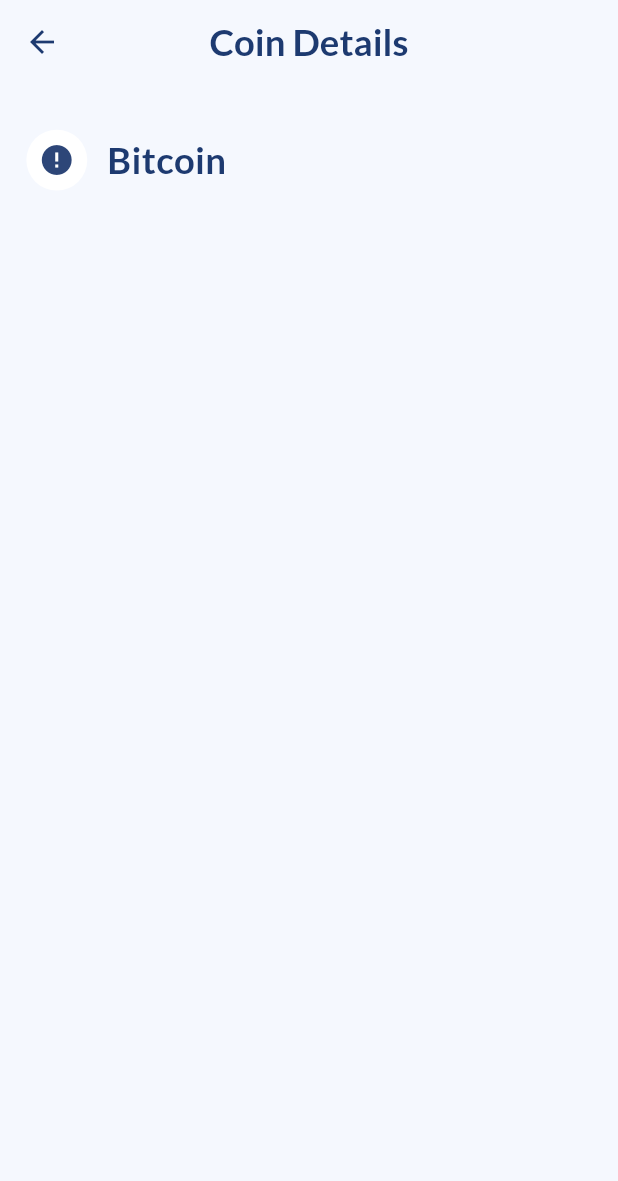
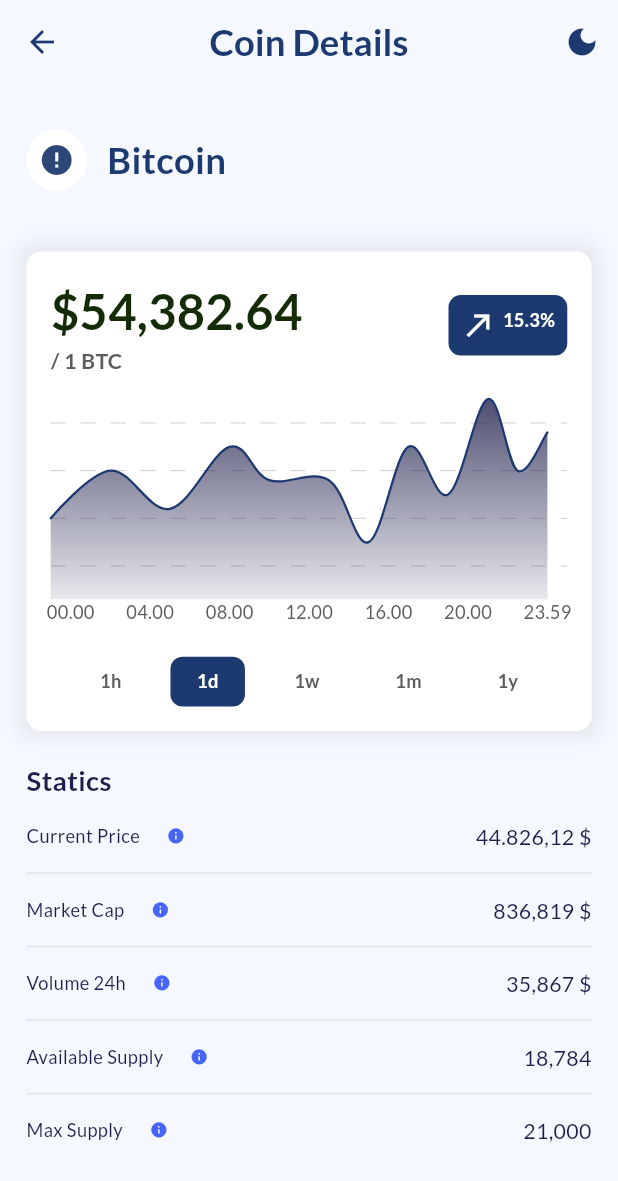
Before and after one commit to azzas7dawy/Fintech-App, a Flutter app: the screen it shows after launch, on a phone screen of 412 x 824 dp. Shown: the top 1181 px of the screen. Run offline on Flutter 3.47's test engine with Material 3 defaults, Android fonts, the phone set to English and light mode, and no system bars; drawn by our look-alikes of cached_network_image, fl_chart; our stand-ins replace easy_localization, flutter_bloc, flutter_screenutil, get_it, go_router, google_fonts and 2 more; accounts and stored records are empty; network calls fail.

Commit message:
Update dependencies in pubspec.yaml and pubspec.lock; added fl_chart and equatable packages, and organized existing dependencies for better clarity. Enhance theme extension with new color constants and improve CoinDetailsScreen layout with additional widgets for better data presentation.

```diff
--- a/lib/core/theme/app_colors.dart
+++ b/lib/core/theme/app_colors.dart
@@ -35,4 +35,11 @@
   static const lightGreen = Color(0xFFE1F8D2);
   static const greenDarkMode = Color(0xff00E576);
   static const greenLightMode = Color(0xff00CB6A);
+
+  static const gridColorLightMode = Color(0xffBEBEBE);
+  static const tooltipColor = Color(0xFFF56C2A);
+  static const infoColorDarkMode = Color(0xff6079FA);
+  static const infoColorLightMode = Color(0xff4766F9);
+  static const dividerColorLightMode = Color(0xffE2E3E4);
+  static const dividerColorDarkMode = Color(0xff27292A);
 }
--- a/lib/core/theme/app_text_styles.dart
+++ b/lib/core/theme/app_text_styles.dart
@@ -87,6 +87,7 @@
   TextStyle get latoW700S21 => _style(21.sp, _w700);
   TextStyle get latoW700S22 => _style(22.sp, _w700);
   TextStyle get latoW700S24 => _style(24.sp, _w700);
+  TextStyle get latoW700S32 => _style(32.sp, _w700);
 
   // Private builder
   TextStyle _style(double size, FontWeight weight) {
--- a/lib/features/market/ui/screens/coin_details_screen.dart
+++ b/lib/features/market/ui/screens/coin_details_screen.dart
@@ -1,13 +1,18 @@
-import 'package:cached_network_image/cached_network_image.dart';
 import 'package:easy_localization/easy_localization.dart';
 import 'package:fintech_app/core/extensions/theme_extension.dart';
 import 'package:flutter/material.dart';
+import 'package:flutter_bloc/flutter_bloc.dart';
 import 'package:flutter_screenutil/flutter_screenutil.dart';
 import 'package:go_router/go_router.dart';
 
 import '../../../../core/constant/translation_keys.dart';
 import '../../../../core/theme/app_colors.dart';
 import '../../../../core/theme/app_text_styles.dart';
+
+import '../../../../core/theme/cubit/theme_cubit.dart';
+import '../widgets/crypto_chart.dart';
+import '../widgets/row_name_details.dart';
+import '../widgets/statics_details.dart';
 
 class CoinDetailsScreen extends StatelessWidget {
   const CoinDetailsScreen({super.key});
@@ -21,6 +26,17 @@
           color: isDark ? AppColors.white : AppColors.mainColor,
         ),
         title: Text(TranslationKeys.coinDetails.tr()),
+        actions: [
+          IconButton(
+            onPressed: () {
+              context.read<ThemeCubit>().toggleTheme(isDark);
+            },
+            icon: Icon(
+              Icons.dark_mode,
+              color: isDark ? AppColors.white : AppColors.mainColor,
+            ),
+          ),
+        ],
         centerTitle: true,
         leading: IconButton(
           onPressed: () {
@@ -35,49 +51,17 @@
       body: Padding(
         padding: EdgeInsets.symmetric(horizontal: 16.w),
         child: Column(
+          crossAxisAlignment: CrossAxisAlignment.start,
           children: [
             SizedBox(height: 30.h),
-            RowNameDetails(isDark: isDark),
+            const RowNameDetails(),
             SizedBox(height: 40.h),
+            const CryptoChart(),
+            SizedBox(height: 20.h),
+            const StaticsDetails(),
           ],
         ),
       ),
     );
   }
 }
-
-class RowNameDetails extends StatelessWidget {
-  const RowNameDetails({super.key, required this.isDark});
-
-  final bool isDark;
-
-  @override
-  Widget build(BuildContext context) {
-    return Row(
-      mainAxisAlignment: MainAxisAlignment.start,
-      children: [
-        CircleAvatar(
-          radius: 20.r,
-          backgroundColor: isDark
-              ? AppColors.darkModeContainerColor
-              : AppColors.white,
-          child: CachedNetworkImage(
-            imageUrl:
-                'https://upload.wikimedia.org/wikipedia/commons/thumb/4/46/Bitcoin.svg/96px-Bitcoin.svg.png?20140331024207',
-            placeholder: (context, url) => const CircularProgressIndicator(),
-            errorWidget: (context, url, error) => const Icon(Icons.error),
-            width: 30.w,
-            height: 30.h,
-          ),
-        ),
-        SizedBox(width: 12.w),
-        Text(
-          'Bitcoin',
-          style: AppTextStyles.styles.latoW700S24.copyWith(
-            color: isDark ? AppColors.white : AppColors.mainColor,
-          ),
-        ),
-      ],
-    );
-  }
-}
--- /dev/null
+++ b/lib/features/market/ui/widgets/build_chart.dart
@@ -0,0 +1,154 @@
+import 'package:fintech_app/core/extensions/theme_extension.dart';
+import 'package:fl_chart/fl_chart.dart';
+import 'package:flutter/material.dart';
+import 'package:flutter_screenutil/flutter_screenutil.dart';
+
+import '../../../../core/theme/app_colors.dart';
+import '../../../../core/theme/app_text_styles.dart';
+
+class BuildChart extends StatelessWidget {
+  const BuildChart({super.key});
+
+  @override
+  Widget build(BuildContext context) {
+    return LineChart(
+      LineChartData(
+        gridData: FlGridData(
+          show: true,
+          drawVerticalLine: false,
+          horizontalInterval: 1,
+          getDrawingHorizontalLine: (value) {
+            return const FlLine(
+              color: AppColors.gridColorLightMode,
+              strokeWidth: .5,
+              dashArray: [10, 10],
+            );
+          },
+        ),
+        titlesData: FlTitlesData(
+          show: true,
+          rightTitles: const AxisTitles(
+            sideTitles: SideTitles(showTitles: false),
+          ),
+          topTitles: const AxisTitles(
+            sideTitles: SideTitles(showTitles: false),
+          ),
+          leftTitles: const AxisTitles(
+            sideTitles: SideTitles(showTitles: false),
+          ),
+          bottomTitles: AxisTitles(
+            sideTitles: SideTitles(
+              showTitles: true,
+
+              getTitlesWidget: (value, meta) {
+                // تحويل الأرقام لساعات وهمية للمثال
+                switch (value.toInt()) {
+                  case 0:
+                    return _bottomTitle('00.00');
+                  case 4:
+                    return _bottomTitle('04.00');
+                  case 8:
+                    return _bottomTitle('08.00');
+                  case 12:
+                    return _bottomTitle('12.00');
+                  case 16:
+                    return _bottomTitle('16.00');
+                  case 20:
+                    return _bottomTitle('20.00');
+                  case 24:
+                    return _bottomTitle('23.59');
+                }
+                return const SizedBox();
+              },
+              interval: 4,
+            ),
+          ),
+        ),
+        borderData: FlBorderData(show: false),
+        minX: -1,
+        maxX: 25,
+        minY: 1.3,
+        maxY: 5.5,
+        lineBarsData: [
+          LineChartBarData(
+            spots: const [
+              FlSpot(-1, 3),
+              FlSpot(2, 4),
+              FlSpot(5, 3.2),
+              FlSpot(8, 4.5),
+              FlSpot(10, 3.8),
+              FlSpot(13, 3.8),
+              FlSpot(15, 2.5),
+              FlSpot(17, 4.5),
+              FlSpot(19, 3.5),
+              FlSpot(21, 5.5), // القمة العالية
+              FlSpot(22.5, 4),
+              FlSpot(24, 4.8),
+            ],
+            isCurved: true, // عشان الخط يبقى Smooth Curve
+            color: context.isDarkMode ? AppColors.white : AppColors.mainColor,
+            barWidth: 1.5,
+            isStrokeCapRound: true,
+            dotData: const FlDotData(show: false),
+            belowBarData: BarAreaData(
+              show: true,
+              gradient: LinearGradient(
+                begin: Alignment.topCenter,
+                end: Alignment.bottomCenter,
+                colors: [
+                  AppColors.darkBlue.withValues(alpha: 0.8),
+                  AppColors.darkBlue.withValues(alpha: 0.1),
+                ],
+              ),
+            ),
+          ),
+        ],
+
+        lineTouchData: LineTouchData(
+          getTouchedSpotIndicator:
+              (LineChartBarData barData, List<int> spotIndexes) {
+                return spotIndexes.map((spotIndex) {
+                  return TouchedSpotIndicatorData(
+                    const FlLine(color: Colors.transparent), // إخفاء خط المؤشر
+                    FlDotData(
+                      getDotPainter: (spot, percent, barData, index) {
+                        return FlDotCirclePainter(
+                          radius: 4,
+                          color: AppColors.tooltipColor,
+                          strokeWidth: 2,
+                          strokeColor: Colors.white,
+                        );
+                      },
+                    ),
+                  );
+                }).toList();
+              },
+          touchTooltipData: LineTouchTooltipData(
+            getTooltipColor: (spot) => AppColors.tooltipColor,
+            tooltipPadding: EdgeInsets.all(4.r),
+            tooltipBorderRadius: BorderRadius.circular(8.r),
+            getTooltipItems: (List<LineBarSpot> touchedBarSpots) {
+              return touchedBarSpots.map((barSpot) {
+                return LineTooltipItem(
+                  '\$${barSpot.y}',
+                  AppTextStyles.styles.latoW600S10.copyWith(
+                    color: AppColors.white,
+                  ),
+                );
+              }).toList();
+            },
+            fitInsideHorizontally: true,
+            fitInsideVertically: true,
+          ),
+        ),
+      ),
+    );
+  }
+
+  Widget _bottomTitle(String text) {
+    return Text(
+      text,
+      style: AppTextStyles.styles.latoW400S12.copyWith(color: AppColors.gray),
+    );
+  }
+}
--- /dev/null
+++ b/lib/features/market/ui/widgets/build_time_selector.dart
@@ -0,0 +1,42 @@
+import 'package:fintech_app/core/extensions/theme_extension.dart';
+import 'package:flutter/material.dart';
+import 'package:flutter_screenutil/flutter_screenutil.dart';
+
+import '../../../../core/theme/app_colors.dart';
+import '../../../../core/theme/app_text_styles.dart';
+
+class BuildTimeSelector extends StatelessWidget {
+  const BuildTimeSelector({super.key});
+
+  @override
+  Widget build(BuildContext context) {
+    final isDark = context.isDarkMode;
+    final List<String> times = ['1h', '1d', '1w', '1m', '1y'];
+    const String selected = '1d';
+    return Row(
+      mainAxisAlignment: MainAxisAlignment.spaceEvenly,
+      children: times.map((time) {
+        final bool isSelected = time == selected;
+        return Container(
+          padding: EdgeInsets.symmetric(horizontal: 16.w, vertical: 8.h),
+          decoration: isSelected
+              ? BoxDecoration(
+                  color: isDark ? AppColors.white : AppColors.mainColor,
+                  borderRadius: BorderRadius.circular(8.r),
+                )
+              : null,
+          child: Text(
+            time,
+            style: AppTextStyles.styles.latoW600S12.copyWith(
+              color: isSelected
+                  ? context.isDarkMode
+                        ? AppColors.darkModeContainerColor
+                        : AppColors.white
+                  : AppColors.gray,
+            ),
+          ),
+        );
+      }).toList(),
+    );
+  }
+}
--- /dev/null
+++ b/lib/features/market/ui/widgets/crypto_chart.dart
@@ -0,0 +1,43 @@
+import 'package:fintech_app/core/extensions/theme_extension.dart';
+import 'package:flutter/material.dart';
+import 'package:flutter_screenutil/flutter_screenutil.dart';
+
+import '../../../../core/theme/app_colors.dart';
+import 'build_chart.dart';
+import 'build_time_selector.dart';
+import 'price_header_row.dart';
+
+class CryptoChart extends StatelessWidget {
+  const CryptoChart({super.key});
+
+  @override
+  Widget build(BuildContext context) {
+    final isDark = context.isDarkMode;
+    return Container(
+      height: 315.h,
+      padding: EdgeInsets.all(16.r),
+      decoration: BoxDecoration(
+        color: isDark ? AppColors.darkModeContainerColor : AppColors.white,
+        borderRadius: BorderRadius.circular(10.r),
+        boxShadow: [
+          BoxShadow(
+            color: AppColors.gray.withValues(alpha: 0.1),
+            spreadRadius: 5,
+            blurRadius: 10,
+          ),
+        ],
+      ),
+      child: Column(
+        children: [
+          const PriceHeaderRow(),
+
+          SizedBox(height: 16.h),
+
+          const Expanded(child: BuildChart()),
+          SizedBox(height: 16.h),
+          const BuildTimeSelector(),
+        ],
+      ),
+    );
+  }
+}
--- /dev/null
+++ b/lib/features/market/ui/widgets/price_header_row.dart
@@ -0,0 +1,73 @@
+import 'package:fintech_app/core/extensions/theme_extension.dart';
+import 'package:flutter/material.dart';
+import 'package:flutter_screenutil/flutter_screenutil.dart';
+
+import '../../../../core/theme/app_colors.dart';
+import '../../../../core/theme/app_text_styles.dart';
+
+class PriceHeaderRow extends StatelessWidget {
+  const PriceHeaderRow({super.key});
+
+  @override
+  Widget build(BuildContext context) {
+    final isDark = context.isDarkMode;
+    return Row(
+      mainAxisAlignment: MainAxisAlignment.spaceBetween,
+      crossAxisAlignment: CrossAxisAlignment.center,
+      children: [
+        Column(
+          crossAxisAlignment: CrossAxisAlignment.start,
+          children: [
+            Text(
+              '\$54,382.64',
+              textAlign: TextAlign.center,
+              style: AppTextStyles.styles.latoW700S32.copyWith(
+                color: isDark ? AppColors.white : AppColors.darkGreen,
+              ),
+            ),
+            Text(
+              '/ 1 BTC',
+              textAlign: TextAlign.center,
+              style: AppTextStyles.styles.latoW700S14.copyWith(
+                color: AppColors.gray,
+              ),
+            ),
+          ],
+        ),
+
+        Container(
+          padding: EdgeInsets.all(8.r),
+          decoration: ShapeDecoration(
+            color: isDark ? AppColors.white : AppColors.mainColor,
+            shape: RoundedRectangleBorder(
+              borderRadius: BorderRadius.circular(8.r),
+            ),
+          ),
+          child: Row(
+            mainAxisSize: MainAxisSize.min,
+            mainAxisAlignment: MainAxisAlignment.start,
+            crossAxisAlignment: CrossAxisAlignment.start,
+            spacing: 4,
+            children: [
+              Icon(
+                Icons.call_made_outlined,
+                color: isDark
+                    ? AppColors.darkModeContainerColor
+                    : AppColors.white,
+              ),
+              Text(
+                '15.3%',
+                textAlign: TextAlign.center,
+                style: AppTextStyles.styles.latoW700S12.copyWith(
+                  color: isDark
+                      ? AppColors.darkModeContainerColor
+                      : AppColors.white,
+                ),
+              ),
+            ],
+          ),
+        ),
+      ],
+    );
+  }
+}
--- /dev/null
+++ b/lib/features/market/ui/widgets/row_name_details.dart
@@ -0,0 +1,42 @@
+import 'package:cached_network_image/cached_network_image.dart';
+import 'package:fintech_app/core/extensions/theme_extension.dart';
+import 'package:flutter/material.dart';
+import 'package:flutter_screenutil/flutter_screenutil.dart';
+
+import '../../../../core/theme/app_colors.dart';
+import '../../../../core/theme/app_text_styles.dart';
+
+class RowNameDetails extends StatelessWidget {
+  const RowNameDetails({super.key});
+
+  @override
+  Widget build(BuildContext context) {
+    final isDark = context.isDarkMode;
+    return Row(
+      mainAxisAlignment: MainAxisAlignment.start,
+      children: [
+        CircleAvatar(
+          radius: 20.r,
+          backgroundColor: isDark
+              ? AppColors.darkModeContainerColor
+              : AppColors.white,
+          child: CachedNetworkImage(
+            imageUrl:
+                'https://upload.wikimedia.org/wikipedia/commons/thumb/4/46/Bitcoin.svg/96px-Bitcoin.svg.png?20140331024207',
+            placeholder: (context, url) => const CircularProgressIndicator(),
+            errorWidget: (context, url, error) => const Icon(Icons.error),
+            width: 30.w,
+            height: 30.h,
+          ),
+        ),
+        SizedBox(width: 12.w),
+        Text(
+          'Bitcoin',
+          style: AppTextStyles.styles.latoW700S24.copyWith(
+            color: isDark ? AppColors.white : AppColors.mainColor,
+          ),
+        ),
+      ],
+    );
+  }
+}
--- /dev/null
+++ b/lib/features/market/ui/widgets/statics_details.dart
@@ -0,0 +1,98 @@
+import 'package:easy_localization/easy_localization.dart';
+import 'package:fintech_app/core/extensions/theme_extension.dart';
+import 'package:flutter/material.dart';
+import 'package:flutter_screenutil/flutter_screenutil.dart';
+
+import '../../../../core/constant/translation_keys.dart';
+import '../../../../core/theme/app_colors.dart';
+import '../../../../core/theme/app_text_styles.dart';
+
+class StaticsDetails extends StatelessWidget {
+  const StaticsDetails({super.key});
+
+  @override
+  Widget build(BuildContext context) {
+    final isDark = context.isDarkMode;
+    return Column(
+      crossAxisAlignment: CrossAxisAlignment.start,
+      children: [
+        Text(
+          TranslationKeys.statics.tr(),
+          style: AppTextStyles.styles.latoW600S18.copyWith(
+            color: isDark ? AppColors.white : AppColors.darkBlue,
+          ),
+        ),
+        StaticsItem(
+          title: TranslationKeys.currentPrice.tr(),
+          value: '44.826,12 \$',
+        ),
+        const DividerStatics(),
+        StaticsItem(title: TranslationKeys.marketCap.tr(), value: '836,819 \$'),
+        const DividerStatics(),
+        StaticsItem(title: TranslationKeys.volume24h.tr(), value: '35,867 \$'),
+        const DividerStatics(),
+        StaticsItem(
+          title: TranslationKeys.availableSupply.tr(),
+          value: '18,784',
+        ),
+        const DividerStatics(),
+        StaticsItem(title: TranslationKeys.maxSupply.tr(), value: '21,000'),
+      ],
+    );
+  }
+}
+
+class DividerStatics extends StatelessWidget {
+  const DividerStatics({super.key});
+
+  @override
+  Widget build(BuildContext context) {
+    final isDark = context.isDarkMode;
+    return Divider(
+      color: isDark
+          ? AppColors.dividerColorDarkMode
+          : AppColors.dividerColorLightMode,
+      height: 1,
+    );
+  }
+}
+
+class StaticsItem extends StatelessWidget {
+  const StaticsItem({super.key, required this.title, required this.value});
+  final String title;
+  final String value;
+
+  @override
+  Widget build(BuildContext context) {
+    final isDark = context.isDarkMode;
+    return Row(
+      mainAxisAlignment: MainAxisAlignment.start,
+      crossAxisAlignment: CrossAxisAlignment.center,
+      children: [
+        Text(
+          title,
+          style: AppTextStyles.styles.latoW400S12.copyWith(
+            color: isDark ? AppColors.white : AppColors.darkBlue,
+          ),
+        ),
+        IconButton(
+          onPressed: () {},
+          icon: Icon(
+            Icons.info_rounded,
+            size: 12.sp,
+            color: isDark
+                ? AppColors.infoColorDarkMode
+                : AppColors.infoColorLightMode,
+          ),
+        ),
+        const Spacer(),
+        Text(
+          value,
+          style: AppTextStyles.styles.latoW500S14.copyWith(
+            color: isDark ? AppColors.white : AppColors.darkBlue,
+          ),
+        ),
+      ],
+    );
+  }
+}
```
Also changed, not shown: lib/core/extensions/theme_extension.dart (+4 -6 lines), pubspec.yaml (+24 -53 lines), pubspec.lock.
